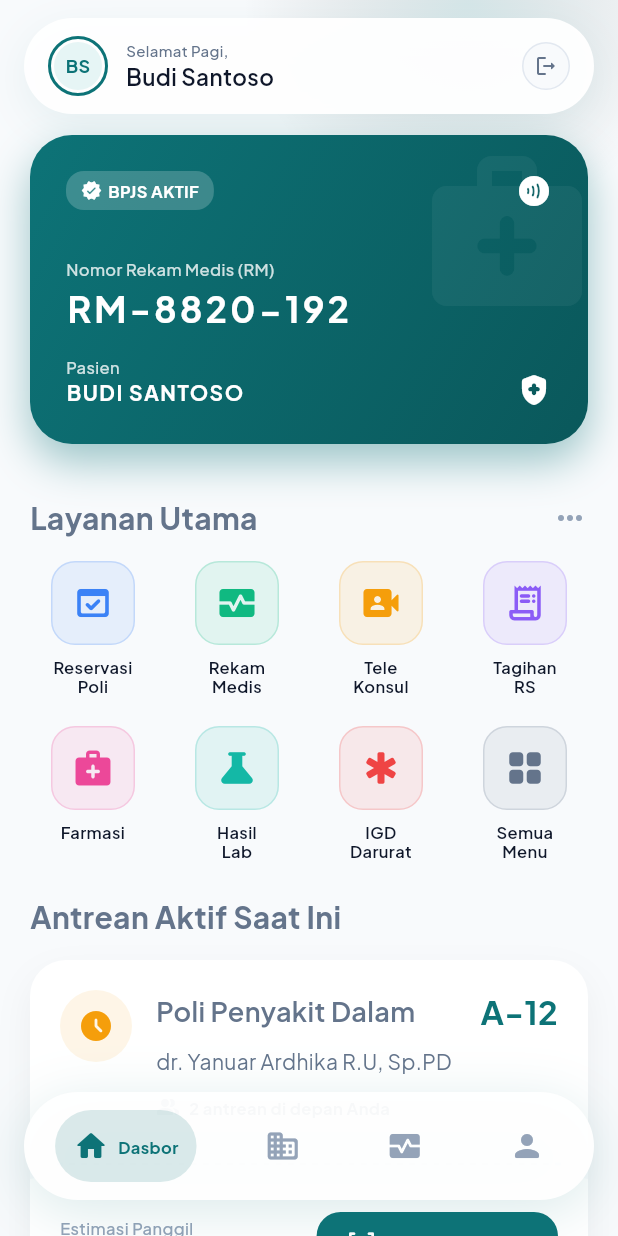
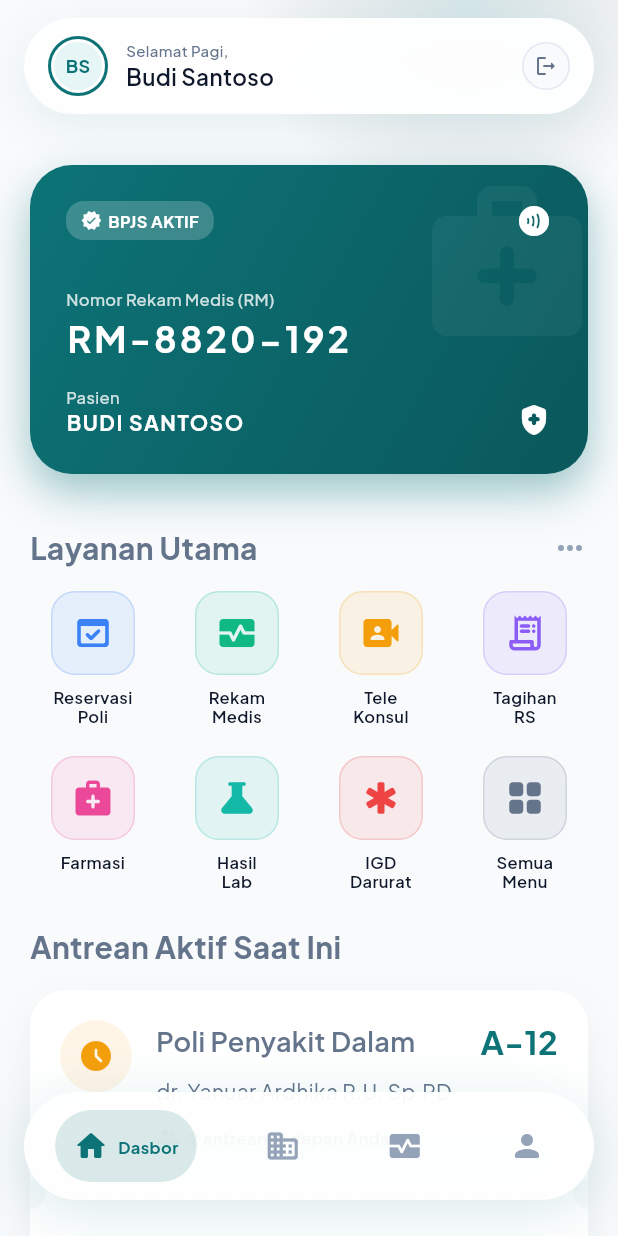
Before and after one commit to ardhikaxx/kliniktap-app, a Flutter app: the screen it shows after launch, after a tap on "Masuk", on a phone screen of 412 x 824 dp. Run offline on Flutter 3.47's test engine with Material 3 defaults, Android fonts, the phone set to English and light mode, and no system bars; our stand-ins replace cached_network_image, get, google_fonts; network calls fail; statements that could not run were skipped.

Commit message:
fix: menambah jarak padding atas pada semua layar agar tidak tertutup floating header

```diff
--- a/lib/features/all_services/views/all_services_page.dart
+++ b/lib/features/all_services/views/all_services_page.dart
@@ -14,7 +14,7 @@ class AllServicesPage extends StatelessWidget {
       body: Stack(
         children: [
           SingleChildScrollView(
-            padding: EdgeInsets.only(top: MediaQuery.of(context).padding.top + 80, bottom: 24, left: 20, right: 20),
+            padding: EdgeInsets.only(top: MediaQuery.of(context).padding.top + 110, bottom: 24, left: 20, right: 20),
             child: Column(
               crossAxisAlignment: CrossAxisAlignment.start,
               children: [
--- a/lib/features/hospital_billing/views/hospital_billing_page.dart
+++ b/lib/features/hospital_billing/views/hospital_billing_page.dart
@@ -14,7 +14,7 @@ class HospitalBillingPage extends StatelessWidget {
       body: Stack(
         children: [
           SingleChildScrollView(
-            padding: EdgeInsets.only(top: MediaQuery.of(context).padding.top + 80, bottom: 24, left: 20, right: 20),
+            padding: EdgeInsets.only(top: MediaQuery.of(context).padding.top + 110, bottom: 24, left: 20, right: 20),
             child: Column(
               crossAxisAlignment: CrossAxisAlignment.start,
               children: [
--- a/lib/features/lab_results/views/lab_results_page.dart
+++ b/lib/features/lab_results/views/lab_results_page.dart
@@ -14,7 +14,7 @@ class LabResultsPage extends StatelessWidget {
       body: Stack(
         children: [
           SingleChildScrollView(
-            padding: EdgeInsets.only(top: MediaQuery.of(context).padding.top + 80, bottom: 24, left: 20, right: 20),
+            padding: EdgeInsets.only(top: MediaQuery.of(context).padding.top + 110, bottom: 24, left: 20, right: 20),
             child: Column(
               crossAxisAlignment: CrossAxisAlignment.start,
               children: [
--- a/lib/features/patient_dashboard/views/patient_dashboard_page.dart
+++ b/lib/features/patient_dashboard/views/patient_dashboard_page.dart
@@ -44,7 +44,7 @@ class PatientDashboardPage extends StatelessWidget {
           SingleChildScrollView(
             physics: const BouncingScrollPhysics(),
             padding: EdgeInsets.only(
-              top: MediaQuery.of(context).padding.top + 90,
+              top: MediaQuery.of(context).padding.top + 110,
               bottom: 120, // Extra space for nav bar
               left: 20,
               right: 20,
--- a/lib/features/patient_medical_record/views/patient_medical_record_page.dart
+++ b/lib/features/patient_medical_record/views/patient_medical_record_page.dart
@@ -13,7 +13,7 @@ class PatientMedicalRecordPage extends StatelessWidget {
         children: [
           SingleChildScrollView(
             padding: EdgeInsets.only(
-              top: MediaQuery.of(context).padding.top + 90,
+              top: MediaQuery.of(context).padding.top + 110,
               bottom: 100,
               left: 16,
               right: 16,
--- a/lib/features/patient_polyclinic/views/polyclinic_page.dart
+++ b/lib/features/patient_polyclinic/views/polyclinic_page.dart
@@ -15,7 +15,7 @@ class PolyclinicPage extends StatelessWidget {
           // Content
           SingleChildScrollView(
             padding: EdgeInsets.only(
-              top: MediaQuery.of(context).padding.top + 90,
+              top: MediaQuery.of(context).padding.top + 110,
               bottom: 100,
               left: 16,
               right: 16,
--- a/lib/features/patient_profile/views/patient_profile_page.dart
+++ b/lib/features/patient_profile/views/patient_profile_page.dart
@@ -14,7 +14,7 @@ class PatientProfilePage extends StatelessWidget {
         children: [
           SingleChildScrollView(
             padding: EdgeInsets.only(
-              top: MediaQuery.of(context).padding.top + 90,
+              top: MediaQuery.of(context).padding.top + 110,
               bottom: 100,
               left: 16,
               right: 16,
--- a/lib/features/pharmacy/views/pharmacy_page.dart
+++ b/lib/features/pharmacy/views/pharmacy_page.dart
@@ -14,7 +14,7 @@ class PharmacyPage extends StatelessWidget {
       body: Stack(
         children: [
           SingleChildScrollView(
-            padding: EdgeInsets.only(top: MediaQuery.of(context).padding.top + 80, bottom: 24, left: 20, right: 20),
+            padding: EdgeInsets.only(top: MediaQuery.of(context).padding.top + 110, bottom: 24, left: 20, right: 20),
             child: Column(
               crossAxisAlignment: CrossAxisAlignment.start,
               children: [
--- a/lib/features/teleconsultation/views/teleconsultation_page.dart
+++ b/lib/features/teleconsultation/views/teleconsultation_page.dart
@@ -14,7 +14,7 @@ class TeleconsultationPage extends StatelessWidget {
       body: Stack(
         children: [
           SingleChildScrollView(
-            padding: EdgeInsets.only(top: MediaQuery.of(context).padding.top + 80, bottom: 24, left: 20, right: 20),
+            padding: EdgeInsets.only(top: MediaQuery.of(context).padding.top + 110, bottom: 24, left: 20, right: 20),
             child: Column(
               crossAxisAlignment: CrossAxisAlignment.start,
               children: [
```
